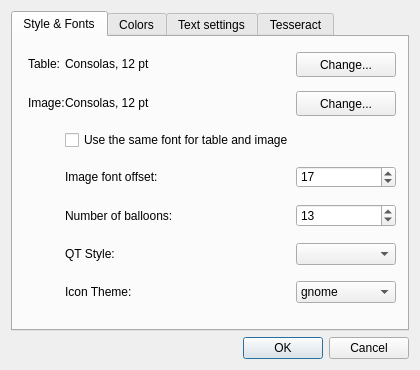
This is dialogs/SettingsDialog.ui in zdenop/qt-box-editor as Qt 5 draws it before an edit. The edited form follows.
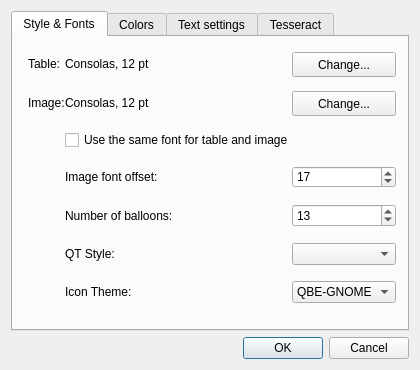
This is the edited form.

```diff
--- a/dialogs/SettingsDialog.ui
+++ b/dialogs/SettingsDialog.ui
@@ -84,7 +84,7 @@
            <widget class="QComboBox" name="themeComboBox">
             <item>
              <property name="text">
-              <string>gnome</string>
+              <string>QBE-GNOME</string>
              </property>
             </item>
             <item>
```
Left out of the diff: 4 changed lines with no effect on the pictures.
